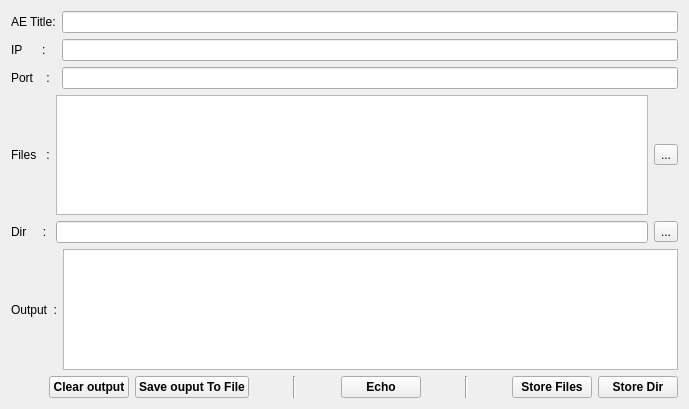
shaoguangwu/DcmNetTools, file DcmNetTools/EchoStoreSCU.ui: the form before one commit.
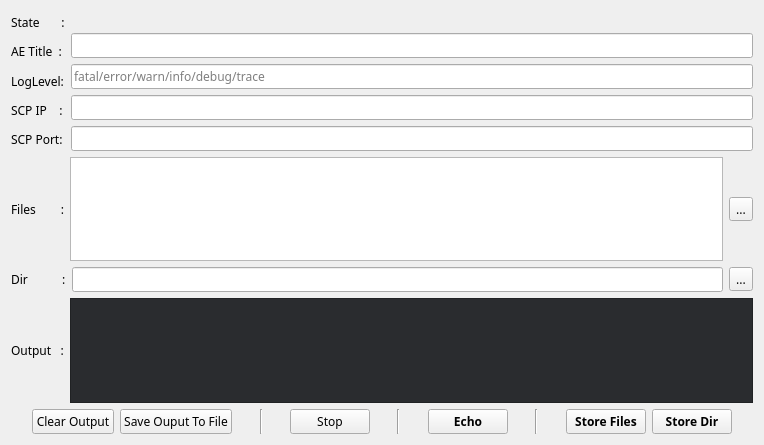
The form after the commit.

The edit to the form file:
```diff
--- a/DcmNetTools/EchoStoreSCU.ui
+++ b/DcmNetTools/EchoStoreSCU.ui
@@ -6,108 +6,160 @@
    <rect>
     <x>0</x>
     <y>0</y>
-    <width>689</width>
-    <height>409</height>
+    <width>764</width>
+    <height>445</height>
    </rect>
   </property>
+  <property name="font">
+   <font>
+    <family>微软雅黑</family>
+   </font>
+  </property>
   <property name="windowTitle">
    <string>EchoStoreSCU</string>
   </property>
-  <layout class="QGridLayout" name="gridLayout_3">
+  <layout class="QGridLayout" name="gridLayout_2">
    <item row="0" column="0">
     <layout class="QGridLayout" name="gridLayout">
      <item row="0" column="0">
+      <layout class="QVBoxLayout" name="verticalLayout_2">
+       <item>
+        <widget class="QLabel" name="label_7">
+         <property name="text">
+          <string>State       :</string>
+         </property>
+        </widget>
+       </item>
+       <item>
       <widget class="QLabel" name="label">
        <property name="font">
         <font>
+           <family>微软雅黑</family>
          <weight>50</weight>
          <bold>false</bold>
         </font>
        </property>
        <property name="text">
-        <string>AE Title:</string>
+          <string>AE Title  :</string>
        </property>
       </widget>
      </item>
-     <item row="0" column="1">
-      <widget class="QLineEdit" name="lineEditAeTitle"/>
-     </item>
-     <item row="1" column="0">
+       <item>
+        <widget class="QLabel" name="label_8">
+         <property name="text">
+          <string>LogLevel:</string>
+         </property>
+        </widget>
+       </item>
+       <item>
       <widget class="QLabel" name="label_2">
        <property name="font">
         <font>
+           <family>微软雅黑</family>
          <weight>50</weight>
          <bold>false</bold>
         </font>
        </property>
        <property name="text">
-        <string>IP      :</string>
+          <string>SCP IP    :</string>
        </property>
       </widget>
      </item>
-     <item row="1" column="1">
-      <widget class="QLineEdit" name="lineEditIP"/>
-     </item>
-     <item row="2" column="0">
+       <item>
       <widget class="QLabel" name="label_3">
        <property name="font">
         <font>
+           <family>微软雅黑</family>
          <weight>50</weight>
          <bold>false</bold>
         </font>
        </property>
        <property name="text">
-        <string>Port    :</string>
+          <string>SCP Port:</string>
        </property>
       </widget>
      </item>
-     <item row="2" column="1">
+      </layout>
+     </item>
+     <item row="0" column="1">
+      <layout class="QVBoxLayout" name="verticalLayout_3">
+       <item>
+        <widget class="QLabel" name="labelState">
+         <property name="text">
+          <string/>
+         </property>
+        </widget>
+       </item>
+       <item>
+        <widget class="QLineEdit" name="lineEditAeTitle"/>
+       </item>
+       <item>
+        <widget class="QLineEdit" name="lineEditLogLevel">
+         <property name="placeholderText">
+          <string>fatal/error/warn/info/debug/trace</string>
+         </property>
+        </widget>
+       </item>
+       <item>
+        <widget class="QLineEdit" name="lineEditIP"/>
+       </item>
+       <item>
       <widget class="QLineEdit" name="lineEditPort"/>
      </item>
     </layout>
    </item>
+    </layout>
+   </item>
    <item row="1" column="0">
-    <layout class="QGridLayout" name="gridLayout_2">
-     <item row="0" column="0">
+    <layout class="QVBoxLayout" name="verticalLayout">
+     <item>
+      <layout class="QHBoxLayout" name="horizontalLayout_2">
+       <item>
       <widget class="QLabel" name="label_4">
        <property name="font">
         <font>
+           <family>微软雅黑</family>
          <weight>50</weight>
          <bold>false</bold>
         </font>
        </property>
        <property name="text">
-        <string>Files   :</string>
+          <string>Files        :</string>
        </property>
       </widget>
      </item>
-     <item row="0" column="1">
+       <item>
       <widget class="QTextEdit" name="textEditFiles"/>
      </item>
-     <item row="0" column="2">
+       <item>
       <widget class="QToolButton" name="btnChooseFiles">
        <property name="text">
         <string>...</string>
        </property>
       </widget>
      </item>
-     <item row="1" column="0">
+      </layout>
+     </item>
+     <item>
+      <layout class="QHBoxLayout" name="horizontalLayout_4">
+       <item>
       <widget class="QLabel" name="label_5">
        <property name="font">
         <font>
+           <family>微软雅黑</family>
          <weight>50</weight>
          <bold>false</bold>
         </font>
        </property>
        <property name="text">
-        <string>Dir     :</string>
+          <string>Dir           :</string>
        </property>
       </widget>
      </item>
-     <item row="1" column="1">
+       <item>
       <widget class="QLineEdit" name="lineEditDir"/>
      </item>
-     <item row="1" column="2">
+       <item>
       <widget class="QToolButton" name="btnChooseDir">
        <property name="text">
         <string>...</string>
@@ -116,17 +168,34 @@
      </item>
     </layout>
    </item>
+    </layout>
+   </item>
    <item row="2" column="0">
     <layout class="QHBoxLayout" name="horizontalLayout_3">
      <item>
       <widget class="QLabel" name="label_6">
+       <property name="font">
+        <font>
+         <family>微软雅黑</family>
+        </font>
+       </property>
        <property name="text">
-        <string>Output  :</string>
+        <string>Output   :</string>
        </property>
       </widget>
      </item>
      <item>
-      <widget class="QTextEdit" name="textEditConsole"/>
+      <widget class="QTextEdit" name="textEditConsole">
+       <property name="font">
+        <font>
+         <family>微软雅黑</family>
+        </font>
+       </property>
+       <property name="styleSheet">
+        <string notr="true">background-color: rgb(42, 44, 47);
+color: rgb(223, 223, 223);</string>
+       </property>
+      </widget>
      </item>
     </layout>
    </item>
@@ -149,12 +218,13 @@
       <widget class="QPushButton" name="btnClearOutput">
        <property name="font">
         <font>
-         <weight>75</weight>
-         <bold>true</bold>
+         <family>微软雅黑</family>
+         <weight>50</weight>
+         <bold>false</bold>
         </font>
        </property>
        <property name="text">
-        <string>Clear output</string>
+        <string>Clear Output</string>
        </property>
       </widget>
      </item>
@@ -162,12 +232,13 @@
       <widget class="QPushButton" name="btnSaveOuputToFile">
        <property name="font">
         <font>
-         <weight>75</weight>
-         <bold>true</bold>
+         <family>微软雅黑</family>
+         <weight>50</weight>
+         <bold>false</bold>
         </font>
        </property>
        <property name="text">
-        <string>Save ouput To File</string>
+        <string>Save Ouput To File</string>
        </property>
       </widget>
      </item>
@@ -184,6 +255,46 @@
        </property>
       </spacer>
      </item>
+     <item>
+      <widget class="Line" name="line_3">
+       <property name="orientation">
+        <enum>Qt::Vertical</enum>
+       </property>
+      </widget>
+     </item>
+     <item>
+      <spacer name="horizontalSpacer_7">
+       <property name="orientation">
+        <enum>Qt::Horizontal</enum>
+       </property>
+       <property name="sizeHint" stdset="0">
+        <size>
+         <width>40</width>
+         <height>20</height>
+        </size>
+       </property>
+      </spacer>
+     </item>
+     <item>
+      <widget class="QPushButton" name="btnStop">
+       <property name="text">
+        <string>Stop</string>
+       </property>
+      </widget>
+     </item>
+     <item>
+      <spacer name="horizontalSpacer_8">
+       <property name="orientation">
+        <enum>Qt::Horizontal</enum>
+       </property>
+       <property name="sizeHint" stdset="0">
+        <size>
+         <width>40</width>
+         <height>20</height>
+        </size>
+       </property>
+      </spacer>
+     </item>
      <item>
       <widget class="Line" name="line">
        <property name="orientation">
@@ -208,6 +319,7 @@
       <widget class="QPushButton" name="btnEcho">
        <property name="font">
         <font>
+         <family>微软雅黑</family>
          <weight>75</weight>
          <bold>true</bold>
         </font>
@@ -254,10 +366,14 @@
       <widget class="QPushButton" name="btnStoreFiles">
        <property name="font">
         <font>
+         <family>微软雅黑</family>
          <weight>75</weight>
          <bold>true</bold>
         </font>
        </property>
+       <property name="styleSheet">
+        <string notr="true"/>
+       </property>
        <property name="text">
         <string>Store Files</string>
        </property>
@@ -267,6 +383,7 @@
       <widget class="QPushButton" name="btnStoreDir">
        <property name="font">
         <font>
+         <family>微软雅黑</family>
          <weight>75</weight>
          <bold>true</bold>
         </font>
@@ -276,6 +393,19 @@
        </property>
       </widget>
      </item>
+     <item>
+      <spacer name="horizontalSpacer_6">
+       <property name="orientation">
+        <enum>Qt::Horizontal</enum>
+       </property>
+       <property name="sizeHint" stdset="0">
+        <size>
+         <width>40</width>
+         <height>20</height>
+        </size>
+       </property>
+      </spacer>
+     </item>
     </layout>
    </item>
   </layout>
```
Lines whose indentation alone changed are shown as unchanged.
